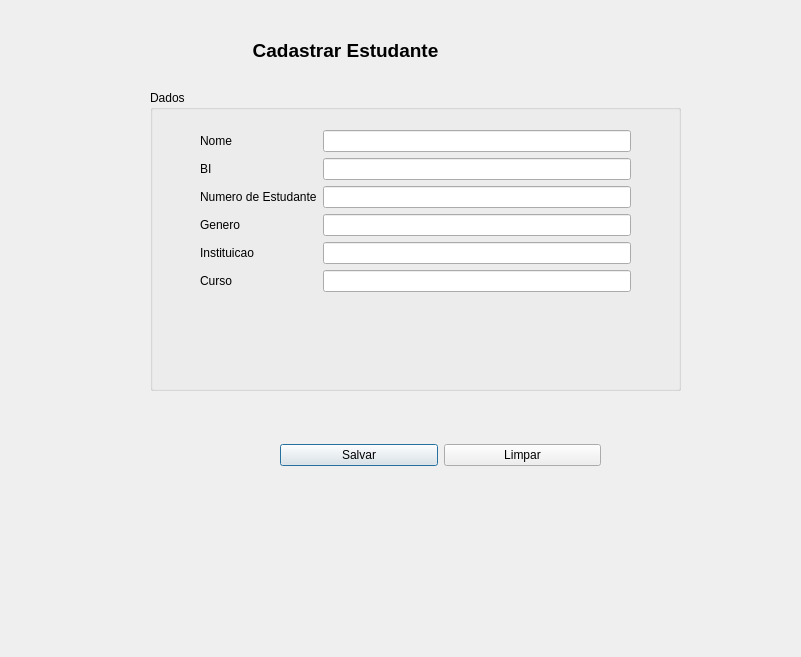
This is ProjectoCpp/frmestudante.ui in ltsaiete/conta-estudante as Qt 5 draws it before an edit. The edited form follows.
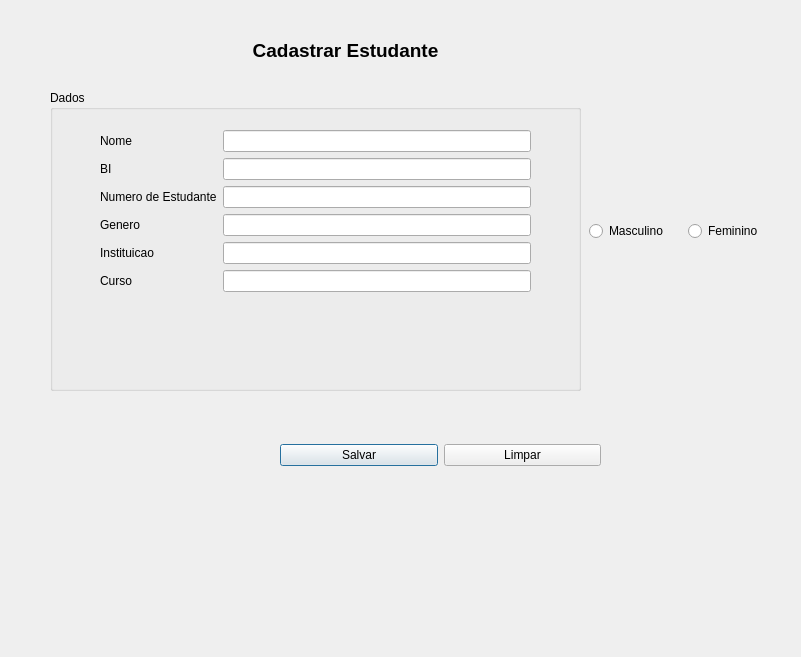
This is the edited form.

Commit message: Added icons in buttons, and added Radiobuttons

```diff
--- a/ProjectoCpp/frmestudante.ui
+++ b/ProjectoCpp/frmestudante.ui
@@ -39,7 +39,7 @@
   <widget class="QGroupBox" name="groupBox">
    <property name="geometry">
     <rect>
-     <x>150</x>
+     <x>50</x>
      <y>90</y>
      <width>531</width>
      <height>301</height>
@@ -213,6 +213,32 @@
     </item>
    </layout>
   </widget>
+  <widget class="QWidget" name="">
+   <property name="geometry">
+    <rect>
+     <x>589</x>
+     <y>220</y>
+     <width>191</width>
+     <height>22</height>
+    </rect>
+   </property>
+   <layout class="QHBoxLayout" name="horizontalLayout_2">
+    <item>
+     <widget class="QRadioButton" name="rbMasc">
+      <property name="text">
+       <string>Masculino</string>
+      </property>
+     </widget>
+    </item>
+    <item>
+     <widget class="QRadioButton" name="rbFem">
+      <property name="text">
+       <string>Feminino</string>
+      </property>
+     </widget>
+    </item>
+   </layout>
+  </widget>
  </widget>
  <tabstops>
   <tabstop>txtNome</tabstop>
```
The commit also changes 12 other files.
